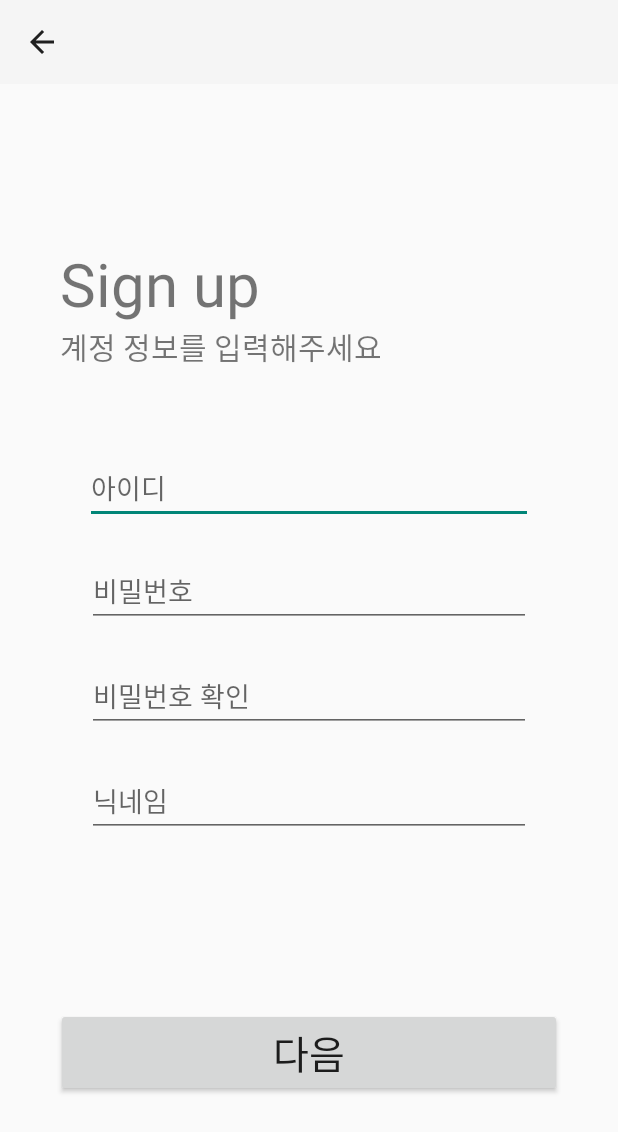
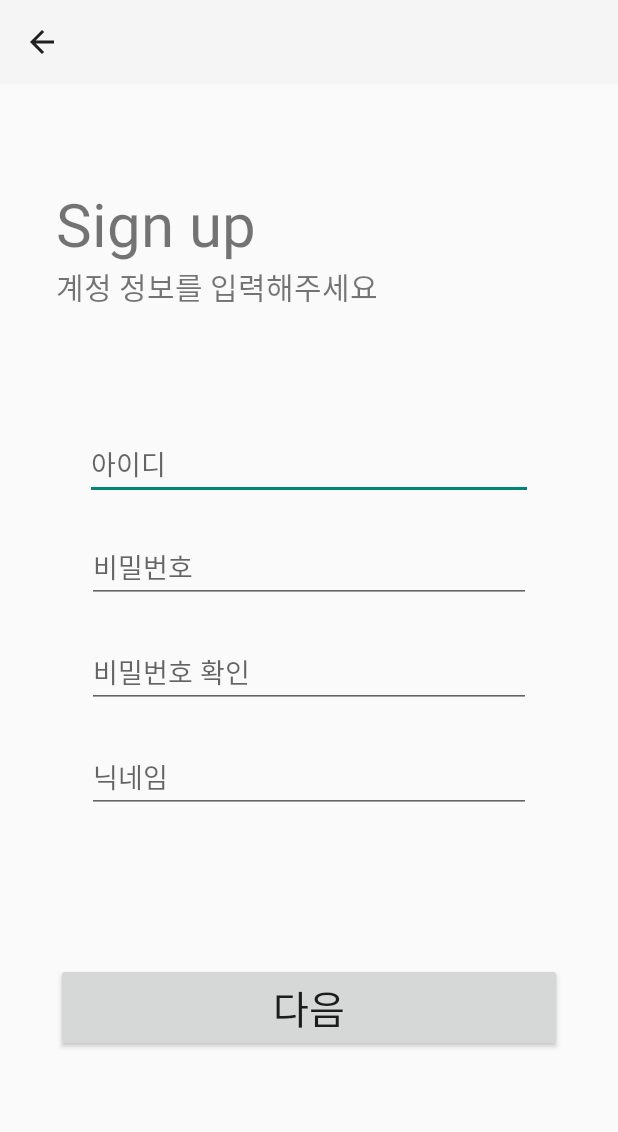
Before and after one commit to Kle-Kle/Kle-Kle, an Android app: the RegisterActivity screen opened directly, with no data from a screen before it, on a phone screen of 412 x 824 dp. Shown: the top 1132 px of the screen. Run offline under Robolectric (Android 15) with nearby library versions, the phone set to English and light mode, and no system bars.

Commit message:
회원가입 Activity -> signup fragment들로 쪼갬 (#1)
신체정보입력
- 신체정보입력(신장, 체중), 추가정보입력으로 구분

회원정보입력-신체정보입력 -> 연결 완
- 기능은 미구현 상태

신체정보입력-추가정보입력 -> ing..

```diff
--- a/app/src/main/java/com/example/klekle/signup/RegisterActivity.kt
+++ b/app/src/main/java/com/example/klekle/signup/RegisterActivity.kt
@@ -6,13 +6,16 @@ import android.view.MenuItem
 import android.view.View
 import androidx.appcompat.widget.Toolbar
 import com.example.klekle.R
+import com.example.klekle.databinding.ActivityRegisterBinding
 
 class RegisterActivity : AppCompatActivity() {
     private var toolbar: Toolbar? = null
+    private lateinit var binding: ActivityRegisterBinding
+
     override fun onCreate(savedInstanceState: Bundle?) {
         super.onCreate(savedInstanceState)
-        setContentView(R.layout.activity_register)
-
+        binding = ActivityRegisterBinding.inflate(layoutInflater)
+        setContentView(binding.root)
 
         // 툴바 생성
         toolbar = findViewById<View>(R.id.toolbar) as Toolbar
--- /dev/null
+++ b/app/src/main/java/com/example/klekle/signup/RegisterFragment.kt
@@ -0,0 +1,56 @@
+package com.example.klekle.signup
+
+import android.os.Bundle
+import com.example.klekle.signup.RegisterFragment
+import android.view.LayoutInflater
+import android.view.View
+import android.view.ViewGroup
+import androidx.fragment.app.Fragment
+import androidx.navigation.fragment.NavHostFragment.Companion.findNavController
+import androidx.navigation.fragment.findNavController
+import com.example.klekle.R
+import com.example.klekle.databinding.FragmentRegisterBinding
+import com.google.android.material.snackbar.Snackbar
+
+/**
+ * A simple [Fragment] subclass.
+ * Use the [RegisterFragment.newInstance] factory method to
+ * create an instance of this fragment.
+ */
+class RegisterFragment : Fragment() {
+    private var _binding: FragmentRegisterBinding? = null
+
+    private val binding get() = _binding!!
+
+    override fun onCreateView(
+        inflater: LayoutInflater, container: ViewGroup?,
+        savedInstanceState: Bundle?
+    ): View { _binding = FragmentRegisterBinding.inflate(inflater, container, false)
+        return binding.root
+    }
+
+    override fun onViewCreated(view: View, savedInstanceState: Bundle?) {
+        super.onViewCreated(view, savedInstanceState)
+        binding.joinId.requestFocus()
+        binding.btnNext.setOnClickListener {
+            val nickname = binding.joinId.text.toString()
+            if (nickname.isEmpty()) {
+                Snackbar.make(binding.btnNext, "Nickname must not be empty.", Snackbar.LENGTH_SHORT).show()
+                return@setOnClickListener
+            }
+
+            val bundle = Bundle()
+            bundle.putString("nickname", binding.joinId.text.toString())
+
+            findNavController().navigate(
+                R.id.action_registerFragment_to_insertBodyInfoFragment2,
+                bundle
+            )
+        }
+    }
+
+    override fun onDestroyView() {
+        super.onDestroyView()
+        _binding = null
+    }
+}
--- a/app/src/main/res/layout/activity_register.xml
+++ b/app/src/main/res/layout/activity_register.xml
@@ -24,138 +24,16 @@
         </LinearLayout>
     </androidx.appcompat.widget.Toolbar>
 
-    <TableLayout
-        android:id="@+id/tableLayout_Signup"
-        android:layout_width="wrap_content"
-        android:layout_height="wrap_content"
-        android:layout_marginTop="50dp"
-        app:layout_constraintBottom_toTopOf="@+id/tableLayout_id_pw"
-        app:layout_constraintTop_toBottomOf="@+id/toolbar">
-
-        <TextView
-            android:layout_width="match_parent"
-            android:layout_height="wrap_content"
-            android:layout_marginLeft="40sp"
-            android:text="Sign up"
-            android:textSize="40sp" />
-
-        <TextView
-            android:layout_width="match_parent"
-            android:layout_height="wrap_content"
-            android:layout_marginLeft="40sp"
-            android:text="계정 정보를 입력해주세요"
-            android:textSize="20sp" />
-    </TableLayout>
-
-    <TableLayout
-        android:id="@+id/tableLayout_id_pw"
-        android:layout_width="wrap_content"
-        android:layout_height="wrap_content"
+    <androidx.fragment.app.FragmentContainerView
+        android:id="@+id/nav_host_fragment_content_signup"
+        android:name="androidx.navigation.fragment.NavHostFragment"
+        android:layout_width="0dp"
+        android:layout_height="0dp"
+        app:defaultNavHost="true"
         app:layout_constraintBottom_toBottomOf="parent"
         app:layout_constraintEnd_toEndOf="parent"
         app:layout_constraintStart_toStartOf="parent"
-        app:layout_constraintTop_toBottomOf="@+id/toolbar" >
-        <!--        android:background="@color/black"-->
-        <!--        android:padding="1dp"-->
-
-        <TableRow>
-            <EditText
-                android:id="@+id/join_id"
-                android:layout_width="wrap_content"
-                android:layout_height="wrap_content"
-                android:ems="14"
-                android:hint="아이디"
-                android:inputType="textPersonName" />
-        </TableRow>
-
-        <TableRow>
-            <!-- error message - id -->
-            <TextView
-                android:id="@+id/error_id"
-                android:layout_width="wrap_content"
-                android:layout_height="wrap_content"
-                android:textSize="14sp"
-                android:textColor="@color/red_error"
-                android:text="" />
-        </TableRow>
-
-        <TableRow>
-            <EditText
-                android:layout_margin="1dp"
-                android:id="@+id/join_pw"
-                android:layout_width="15dp"
-                android:layout_height="match_parent"
-                android:ems="14"
-                android:hint="비밀번호"
-                android:inputType="textPassword" />
-        </TableRow>
-
-        <TableRow>
-            <!-- error message - pw -->
-            <TextView
-                android:id="@+id/error_pw"
-                android:layout_width="wrap_content"
-                android:layout_height="wrap_content"
-                android:textSize="14sp"
-                android:textColor="@color/red_error"
-                android:text="" />
-        </TableRow>
-
-        <TableRow>
-            <EditText
-                android:layout_margin="1dp"
-                android:id="@+id/join_pw_check"
-                android:layout_width="15dp"
-                android:layout_height="match_parent"
-                android:ems="14"
-                android:hint="비밀번호 확인"
-                android:inputType="textPassword" />
-        </TableRow>
-
-        <TableRow>
-            <!-- error message - pw check -->
-            <TextView
-                android:id="@+id/error_pwch"
-                android:layout_width="wrap_content"
-                android:layout_height="wrap_content"
-                android:textSize="14sp"
-                android:textColor="@color/red_error"
-                android:text="" />
-        </TableRow>
-
-        <TableRow>
-            <EditText
-                android:layout_margin="1dp"
-                android:id="@+id/join_nickname"
-                android:layout_width="15dp"
-                android:layout_height="match_parent"
-                android:ems="14"
-                android:hint="닉네임"
-                android:inputType="textPersonName" />
-        </TableRow>
-
-        <TableRow>
-            <!-- error message - nickname -->
-            <TextView
-                android:id="@+id/error_nick"
-                android:layout_width="wrap_content"
-                android:layout_height="wrap_content"
-                android:textSize="14sp"
-                android:textColor="@color/red_error"
-                android:text="" />
-        </TableRow>
-    </TableLayout>
-
-    <Button
-        android:id="@+id/btn_next"
-        android:layout_width="wrap_content"
-        android:layout_height="wrap_content"
-        android:text="다음"
-        android:ems="11"
-        android:textSize="26sp"
-        app:layout_constraintBottom_toBottomOf="parent"
-        app:layout_constraintEnd_toEndOf="parent"
-        app:layout_constraintStart_toStartOf="parent"
-        app:layout_constraintTop_toBottomOf="@+id/tableLayout_id_pw" />
+        app:layout_constraintTop_toTopOf="parent"
+        app:navGraph="@navigation/signup_nav_graph" />
 
 </androidx.constraintlayout.widget.ConstraintLayout>
--- /dev/null
+++ b/app/src/main/res/layout/fragment_register.xml
@@ -0,0 +1,148 @@
+<?xml version="1.0" encoding="utf-8"?>
+<LinearLayout xmlns:android="http://schemas.android.com/apk/res/android"
+    xmlns:tools="http://schemas.android.com/tools"
+    android:layout_width="match_parent"
+    android:layout_height="match_parent"
+    xmlns:app="http://schemas.android.com/apk/res-auto"
+    android:orientation="vertical"
+    android:gravity="center"
+    tools:context=".signup.RegisterFragment">
+
+    <TableLayout
+        android:id="@+id/tableLayout_id_pw"
+        android:layout_width="wrap_content"
+        android:layout_height="wrap_content"
+        app:layout_constraintBottom_toBottomOf="parent"
+        app:layout_constraintEnd_toEndOf="parent"
+        app:layout_constraintStart_toStartOf="parent"
+        app:layout_constraintTop_toBottomOf="@+id/toolbar" >
+        <!--        android:background="@color/black"-->
+        <!--        android:padding="1dp"-->
+
+        <TextView
+            android:layout_width="match_parent"
+            android:layout_height="wrap_content"
+            android:text="Sign up"
+            android:textSize="40sp" />
+
+        <TextView
+            android:layout_width="match_parent"
+            android:layout_height="wrap_content"
+            android:text="계정 정보를 입력해주세요"
+            android:textSize="20sp" />
+
+        <TextView
+            android:layout_margin="30sp" />
+
+        <TableRow
+            android:gravity="center">
+            <EditText
+                android:id="@+id/join_id"
+                android:layout_width="wrap_content"
+                android:layout_height="wrap_content"
+                android:ems="14"
+                android:hint="아이디"
+                android:inputType="textPersonName" />
+        </TableRow>
+
+        <TableRow
+            android:gravity="center">
+            <!-- error message - id -->
+            <TextView
+                android:id="@+id/error_id"
+                android:layout_width="wrap_content"
+                android:layout_height="wrap_content"
+                android:textSize="14sp"
+                android:textColor="@color/red_error"
+                android:text="" />
+        </TableRow>
+
+        <TableRow
+            android:gravity="center">
+            <EditText
+                android:layout_margin="1dp"
+                android:id="@+id/join_pw"
+                android:layout_width="15dp"
+                android:layout_height="match_parent"
+                android:ems="14"
+                android:hint="비밀번호"
+                android:inputType="textPassword" />
+        </TableRow>
+
+        <TableRow
+            android:gravity="center">
+            <!-- error message - pw -->
+            <TextView
+                android:id="@+id/error_pw"
+                android:layout_width="wrap_content"
+                android:layout_height="wrap_content"
+                android:textSize="14sp"
+                android:textColor="@color/red_error"
+                android:text="" />
+        </TableRow>
+
+        <TableRow
+            android:gravity="center">
+            <EditText
+                android:layout_margin="1dp"
+                android:id="@+id/join_pw_check"
+                android:layout_width="15dp"
+                android:layout_height="match_parent"
+                android:ems="14"
+                android:hint="비밀번호 확인"
+                android:inputType="textPassword" />
+        </TableRow>
+
+        <TableRow
+            android:gravity="center">
+            <!-- error message - pw check -->
+            <TextView
+                android:id="@+id/error_pwch"
+                android:layout_width="wrap_content"
+                android:layout_height="wrap_content"
+                android:textSize="14sp"
+                android:textColor="@color/red_error"
+                android:text="" />
+        </TableRow>
+
+        <TableRow
+            android:gravity="center">
+            <EditText
+                android:layout_margin="1dp"
+                android:id="@+id/join_nickname"
+                android:layout_width="15dp"
+                android:layout_height="match_parent"
+                android:ems="14"
+                android:hint="닉네임"
+                android:inputType="textPersonName" />
+        </TableRow>
+
+        <TableRow
+            android:gravity="center">
+            <!-- error message - nickname -->
+            <TextView
+                android:id="@+id/error_nick"
+                android:layout_width="wrap_content"
+                android:layout_height="wrap_content"
+                android:textSize="14sp"
+                android:textColor="@color/red_error"
+                android:text="" />
+        </TableRow>
+
+        <TextView
+            android:layout_margin="30sp" />
+
+        <Button
+            android:id="@+id/btn_next"
+            android:layout_width="wrap_content"
+            android:layout_height="wrap_content"
+            android:text="다음"
+            android:ems="11"
+            android:textSize="26sp"
+            app:layout_constraintBottom_toBottomOf="parent"
+            app:layout_constraintEnd_toEndOf="parent"
+            app:layout_constraintStart_toStartOf="parent"
+            app:layout_constraintTop_toBottomOf="@+id/tableLayout_id_pw" />
+    </TableLayout>
+
+</LinearLayout>
--- a/app/src/main/res/navigation/signup_nav_graph.xml
+++ b/app/src/main/res/navigation/signup_nav_graph.xml
@@ -1,21 +1,31 @@
 <?xml version="1.0" encoding="utf-8"?>
 <navigation xmlns:android="http://schemas.android.com/apk/res/android"
     xmlns:app="http://schemas.android.com/apk/res-auto"
-    android:id="@+id/signup_nav_graph">
+    xmlns:tools="http://schemas.android.com/tools"
+    android:id="@+id/signup_nav_graph"
+    app:startDestination="@id/registerFragment">
 
     <fragment
-        android:id="@+id/register_fragment"
+        android:id="@+id/registerFragment"
         android:name="com.example.klekle.signup.RegisterFragment"
-        android:label="회원 정보 입력" >
+        android:label="fragment_register"
+        tools:layout="@layout/fragment_register" >
         <action
-            android:id="@+id/action_register_fragment_to_insertbodyinfo_fragment"
-            app:destination="@id/insertbodyinfo_fragment" />
+            android:id="@+id/action_registerFragment_to_insertBodyInfoFragment2"
+            app:destination="@id/insertBodyInfoFragment2" />
     </fragment>
-
     <fragment
-        android:id="@+id/insertbodyinfo_fragment"
+        android:id="@+id/insertBodyInfoFragment2"
         android:name="com.example.klekle.signup.InsertBodyInfoFragment"
-        android:label="신체 정보 입력" >
+        android:label="fragment_insert_body_info"
+        tools:layout="@layout/fragment_insert_body_info" >
+        <action
+            android:id="@+id/action_insertBodyInfoFragment2_to_insertReachInfoFragment"
+            app:destination="@id/insertReachInfoFragment" />
     </fragment>
-
+    <fragment
+        android:id="@+id/insertReachInfoFragment"
+        android:name="com.example.klekle.signup.InsertReachInfoFragment"
+        android:label="fragment_insert_reach_info"
+        tools:layout="@layout/fragment_insert_reach_info" />
 </navigation>
```
Also changed, not shown: app/src/main/res/layout/fragment_insert_body_info.xml (added, +86 -0 lines), app/src/main/res/layout/fragment_insert_reach_info.xml (added, +69 -0 lines).
